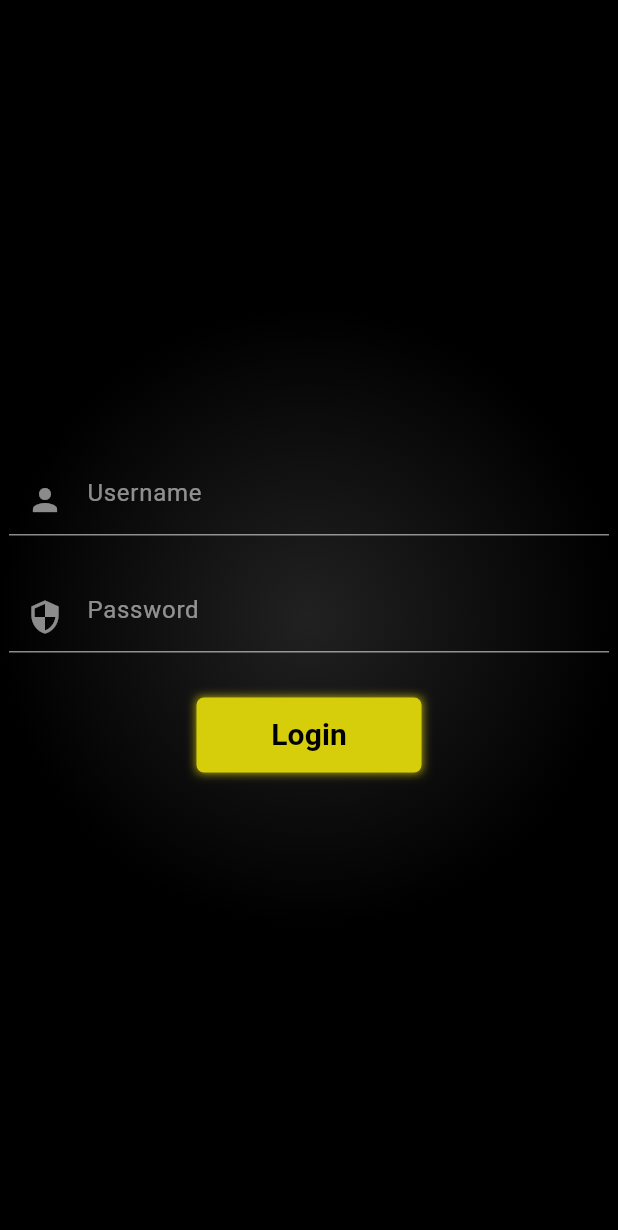
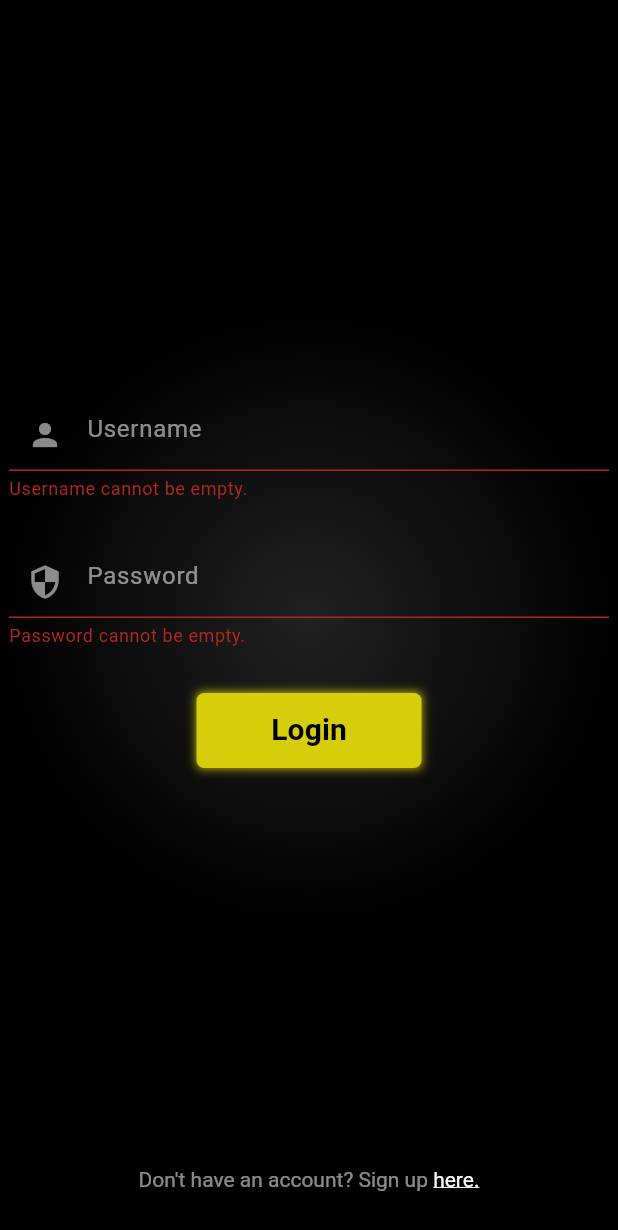
Before and after one commit to Tomasdelpinorep/BeElite, a Flutter app: the LoginScreen screen opened directly, after a tap on "Login", on a phone screen of 412 x 824 dp. Shown: the top 1230 px of the screen. Run offline on Flutter 3.47's test engine with Material 3 defaults, Android fonts, the phone set to English and light mode, and no system bars; our stand-ins replace bloc, flutter_bloc.

Commit message:
implemented login and login form validation

```diff
--- a/frontend/be_elite/lib/ui/login_screen.dart
+++ b/frontend/be_elite/lib/ui/login_screen.dart
@@ -1,11 +1,36 @@
+import 'package:be_elite/bloc/login_bloc/login_bloc.dart';
+import 'package:be_elite/repositories/auth/auth_repository.dart';
+import 'package:be_elite/repositories/auth/auth_repository_impl.dart';
 import 'package:be_elite/styles/app_colors.dart';
+import 'package:be_elite/ui/athlete/athlete_main_screen.dart';
+import 'package:be_elite/ui/register_screen.dart';
+import 'package:flutter/gestures.dart';
 import 'package:flutter/material.dart';
+import 'package:flutter_bloc/flutter_bloc.dart';
 
-class LoginScreen extends StatelessWidget {
+class LoginScreen extends StatefulWidget {
   final bool isCoach;
-  final _formKey = GlobalKey<FormState>();
 
-  LoginScreen({super.key, required this.isCoach});
+  const LoginScreen({super.key, required this.isCoach});
+
+  @override
+  State<LoginScreen> createState() => _LoginScreenState();
+}
+
+class _LoginScreenState extends State<LoginScreen> {
+  final formKey = GlobalKey<FormState>();
+  final usernameTextController = TextEditingController();
+  final passwordTextController = TextEditingController();
+
+  late AuthRepository authRepository;
+  late LoginBloc _loginBloc;
+
+  @override
+  void initState() {
+    authRepository = LoginRepositoryImpl();
+    _loginBloc = LoginBloc(authRepository);
+    super.initState();
+  }
 
   @override
   Widget build(BuildContext context) {
@@ -18,13 +43,42 @@ class LoginScreen extends StatelessWidget {
               radius: 0.5,
             ),
           ),
-          child: _loginForm()),
+          child: BlocProvider.value(
+            value: _loginBloc,
+            child: BlocConsumer<LoginBloc, LoginState>(
+              buildWhen: (context, state) {
+                return state is DoLoginLoading ||
+                    state is DoLoginSuccess ||
+                    state is DoLoginError;
+              },
+              builder: (context, state) {
+                if (state is DoLoginError) {
+                  return const Text('An error occured while logging in.');
+                } else if (state is DoLoginLoading) {
+                  return const Center(child: CircularProgressIndicator());
+                }
+
+                return _loginForm();
+              },
+              listener: (context, state) {
+                if (state is DoLoginSuccess) {
+                  Navigator.push(
+                      context,
+                      MaterialPageRoute(
+                          builder: (context) => const AthleteMainScreen()));
+                }
+              },
+            ),
+          )),
     );
   }
 
   Widget _loginForm() {
     return Form(
-        key: _formKey,
+        key: formKey,
+        child: Column(
+          children: [
+            Expanded(
                 child: Column(
                     mainAxisAlignment: MainAxisAlignment.center,
                     children: [
@@ -33,6 +87,9 @@ class LoginScreen extends StatelessWidget {
                   _passwordField(),
                   const SizedBox(height: 30),
                   _loginButton(),
+                ])),
+            _linkToRegister(),
+            const SizedBox(height: 30)
           ],
         ));
   }
@@ -41,6 +98,7 @@ class LoginScreen extends StatelessWidget {
     return SizedBox(
       width: 400,
       child: TextFormField(
+        controller: usernameTextController,
         style: const TextStyle(color: Colors.white),
         decoration: InputDecoration(
             hintText: "Username",
@@ -57,7 +115,12 @@ class LoginScreen extends StatelessWidget {
                 states.contains(MaterialState.focused)
                     ? Colors.white
                     : Colors.white54)),
-        validator: (value) => null,
+        validator: (value) {
+          if (value == null || value.isEmpty) {
+            return 'Username cannot be empty.';
+          }
+          return null;
+        },
       ),
     );
   }
@@ -66,6 +129,7 @@ class LoginScreen extends StatelessWidget {
     return SizedBox(
       width: 400,
       child: TextFormField(
+        controller: passwordTextController,
         style: const TextStyle(color: Colors.white),
         obscureText: true,
         decoration: InputDecoration(
@@ -84,7 +148,14 @@ class LoginScreen extends StatelessWidget {
                 BorderSide(color: Colors.white), // Focused underline color
           ),
         ),
-        validator: (value) => null,
+        validator: (value) {
+          if (value == null || value.isEmpty) {
+            return 'Password cannot be empty.';
+          } else if (value.length < 6) {
+            return 'Password must be at least 6 characters long.';
+          }
+          return null;
+        },
       ),
     );
   }
@@ -94,7 +165,13 @@ class LoginScreen extends StatelessWidget {
       decoration: const BoxDecoration(
           boxShadow: [BoxShadow(color: Color(0xFFD6CD0B), blurRadius: 5)]),
       child: FilledButton(
-        onPressed: () {},
+        onPressed: () {
+          if (formKey.currentState!.validate()) {
+            _loginBloc.add(DoLoginEvent(
+                password: passwordTextController.text,
+                username: usernameTextController.text));
+          }
+        },
         style: ElevatedButton.styleFrom(
             backgroundColor: AppColors.mainYellow,
             fixedSize: const Size(150, 50),
@@ -108,4 +185,27 @@ class LoginScreen extends StatelessWidget {
       ),
     );
   }
+
+  Widget _linkToRegister() {
+    return RichText(
+      text: TextSpan(
+        text: "Don't have an account? Sign up ",
+        style: const TextStyle(color: Colors.white54),
+        children: [
+          TextSpan(
+            text: 'here.',
+            style: const TextStyle(
+              decoration: TextDecoration.underline,
+              color: Colors.white,
+            ),
+            recognizer: TapGestureRecognizer()
+              ..onTap = () {
+                Navigator.push(context,
+                MaterialPageRoute(builder: (context) => RegisterScreen(isCoach: widget.isCoach)));
+              },
+          ),
+        ],
+      ),
+    );
   }
+}
```
Also changed, not shown: frontend/be_elite/lib/ui/athlete/athlete_main_screen.dart (added, +17 -0 lines), frontend/be_elite/lib/ui/coach/coach_main_screen.dart (added, +15 -0 lines), frontend/be_elite/lib/ui/register_screen.dart (added, +17 -0 lines), frontend/be_elite/lib/ui/coach_login_screen.dart (deleted). Lines whose indentation alone changed are shown as unchanged.
